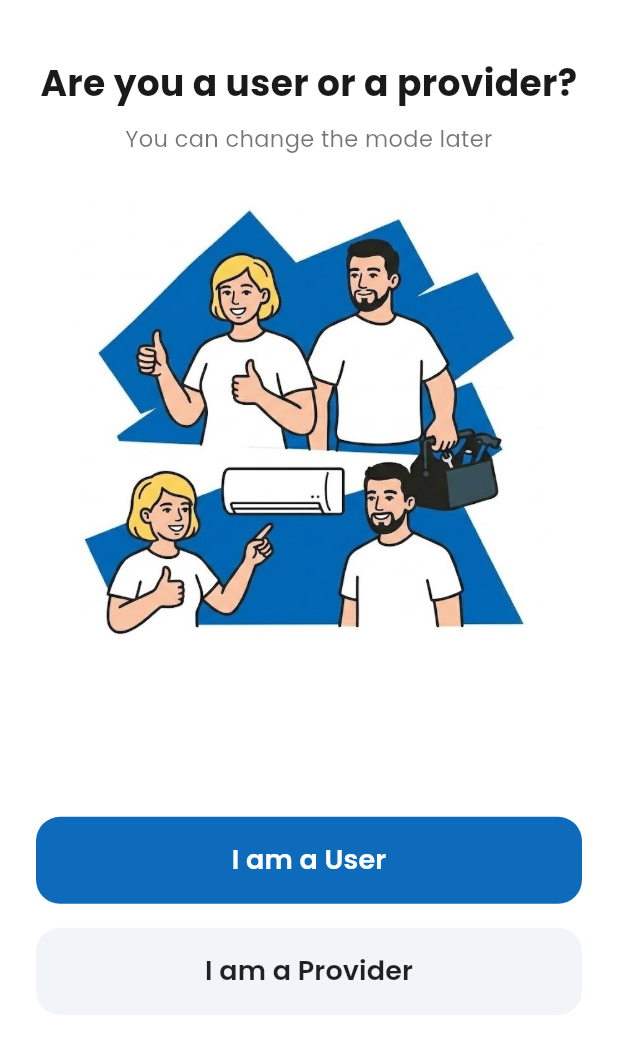
After one commit to muhammadpatni/local_service, a Flutter app: the SelectionScreen screen opened directly, on a phone screen of 412 x 824 dp. The commit adds this screen. Shown: the top 1053 px of the screen. Run offline on Flutter 3.47's test engine with Material 3 defaults, Android fonts, the phone set to English and light mode, and no system bars; our stand-ins replace firebase_auth, firebase_core, google_fonts, google_sign_in, pinput; accounts and stored records are empty.

Commit message:
refactor: Update navigation flow to UserProfileSettingsScreen and add SelectionScreen

```diff
--- /dev/null
+++ b/lib/selection_screen.dart
@@ -0,0 +1,163 @@
+import 'package:flutter/material.dart';
+import 'package:google_fonts/google_fonts.dart';
+import 'package:local_service/home_page.dart';
+
+class SelectionScreen extends StatefulWidget {
+  const SelectionScreen({super.key});
+
+  @override
+  State<SelectionScreen> createState() => _SelectionScreenState();
+}
+
+class _SelectionScreenState extends State<SelectionScreen> {
+  final Color primaryBlue = const Color(0xFF0E6BBB);
+
+  @override
+  Widget build(BuildContext context) {
+    // Media Query for dynamic font and spacing scaling
+    final double screenHeight = MediaQuery.of(context).size.height;
+    final double textScale = MediaQuery.of(context).textScaleFactor;
+
+    return Scaffold(
+      backgroundColor: Colors.white,
+      body: SafeArea(
+        child: LayoutBuilder(
+          builder: (context, constraints) {
+            return SingleChildScrollView(
+              // Physics ensure smooth scrolling if text is too large
+              physics: const BouncingScrollPhysics(),
+              child: Padding(
+                padding: const EdgeInsets.symmetric(horizontal: 24.0),
+                child: ConstrainedBox(
+                  // Ye ensure karta hai ke content kam se kam poori screen cover kare
+                  constraints: BoxConstraints(minHeight: constraints.maxHeight),
+                  child: IntrinsicHeight(
+                    child: Column(
+                      children: [
+                        SizedBox(height: screenHeight * 0.05),
+
+                        // 1. Heading Section
+                        Text(
+                          "Are you a user or a provider?",
+                          textAlign: TextAlign.center,
+                          style: GoogleFonts.poppins(
+                            // Text scale handle karne ke liye thora chota rakha hai base size
+                            fontSize: 24 * (textScale > 1.2 ? 0.9 : 1.0),
+                            fontWeight: FontWeight.w700,
+                            color: const Color(0xFF1A1A1A),
+                            height: 1.2,
+                          ),
+                        ),
+                        const SizedBox(height: 12),
+                        Text(
+                          "You can change the mode later",
+                          textAlign: TextAlign.center,
+                          style: GoogleFonts.poppins(
+                            fontSize: 15,
+                            color: Colors.black54,
+                          ),
+                        ),
+
+                        SizedBox(height: screenHeight * 0.04),
+
+                        // 2. Illustration Image (Responsive Container)
+                        // Agar text bohot bara ho jaye to image choti ho jayegi automatic
+                        Flexible(
+                          child: ConstrainedBox(
+                            constraints: BoxConstraints(
+                              maxHeight: screenHeight * 0.35,
+                            ),
+                            child: Image.asset(
+                              'assets/images/image3.jpeg',
+                              fit: BoxFit.contain,
+                            ),
+                          ),
+                        ),
+
+                        const SizedBox(
+                          height: 120,
+                        ), // Fixed space for buttons, lekin agar text bara ho to ye space kam ho jayega
+                        // Spacer tab tak kaam karega jab tak text screen ke bahar nahi jata
+                        // const Spacer(),
+
+                        // 3. Selection Buttons Section
+                        Padding(
+                          padding: const EdgeInsets.only(bottom: 20),
+                          child: Column(
+                            children: [
+                              // User Button
+                              _buildButton(
+                                text: "I am a User",
+                                color: primaryBlue,
+                                textColor: Colors.white,
+                                isBorder: false,
+                                onPressed: () {
+                                  Navigator.pushReplacement(
+                                    context,
+                                    MaterialPageRoute(
+                                      builder: (context) => const MyHomePage(),
+                                    ),
+                                  );
+                                },
+                              ),
+
+                              const SizedBox(height: 16),
+
+                              // Provider Button
+                              _buildButton(
+                                text: "I am a Provider",
+                                color: const Color(0xFFF1F4F8),
+                                textColor: Colors.black87,
+                                isBorder: false,
+                                onPressed: () {
+                                  // Provider Logic
+                                },
+                              ),
+                            ],
+                          ),
+                        ),
+                      ],
+                    ),
+                  ),
+                ),
+              ),
+            );
+          },
+        ),
+      ),
+    );
+  }
+
+  // Helper method for clean and reusable button code
+  Widget _buildButton({
+    required String text,
+    required Color color,
+    required Color textColor,
+    required bool isBorder,
+    required VoidCallback onPressed,
+  }) {
+    return SizedBox(
+      width: double.infinity,
+      // Min height set ki hai lekin agar text bara ho to height barh sakti hai
+      child: ElevatedButton(
+        onPressed: onPressed,
+        style: ElevatedButton.styleFrom(
+          backgroundColor: color,
+          foregroundColor: textColor,
+          elevation: 0,
+          padding: const EdgeInsets.symmetric(vertical: 16),
+          shape: RoundedRectangleBorder(
+            borderRadius: BorderRadius.circular(16),
+            side: isBorder
+                ? BorderSide(color: Colors.grey[300]!)
+                : BorderSide.none,
+          ),
+        ),
+        child: Text(
+          text,
+          style: GoogleFonts.poppins(fontSize: 18, fontWeight: FontWeight.w600),
+        ),
+      ),
+    );
+  }
+}
```
Also changed, not shown: lib/login_screen.dart (+9 -1 lines), lib/otp_screen.dart (+11 -3 lines), lib/user_profile_setting_screen.dart (added, +202 -0 lines).
